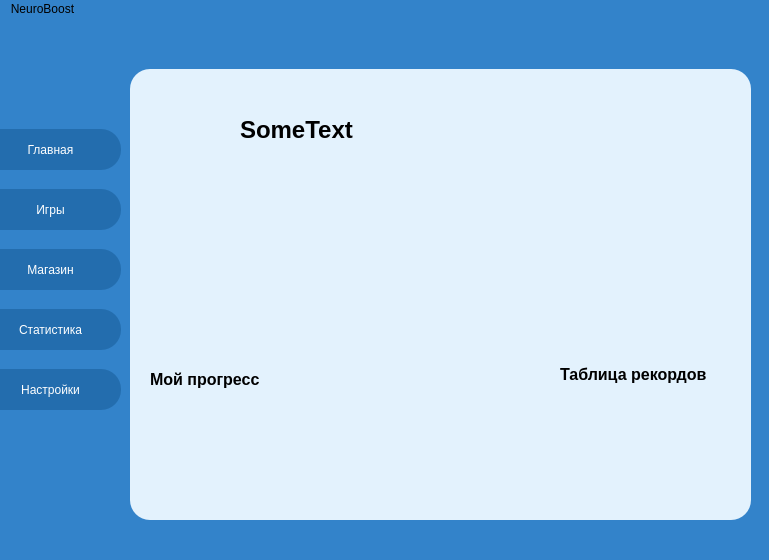
The window that MainWin/mainwindow.ui (1Creech12/NeuroBoost) describes before a commit, drawn with Qt 5.
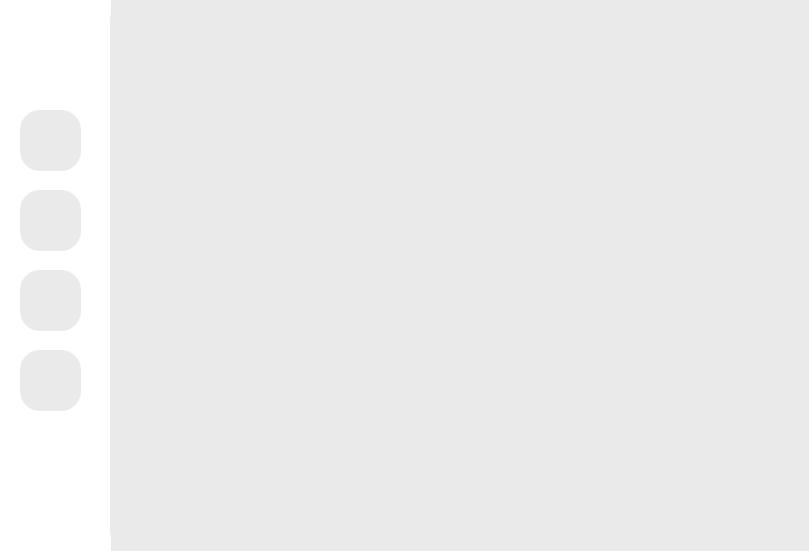
The same window after the commit. Icons and pictures are not drawn.

The edit to the form file:
```diff
--- a/MainWin/mainwindow.ui
+++ b/MainWin/mainwindow.ui
@@ -6,263 +6,194 @@
    <rect>
     <x>0</x>
     <y>0</y>
-    <width>769</width>
-    <height>560</height>
+    <width>809</width>
+    <height>551</height>
    </rect>
   </property>
   <property name="windowTitle">
    <string>MainWindow</string>
   </property>
   <property name="styleSheet">
-   <string notr="true">background-color: rgb(51, 131, 202);</string>
+   <string notr="true">background-color: rgb(234, 234, 234);
+border-radius: 20px;</string>
   </property>
   <widget class="QWidget" name="centralwidget">
-   <widget class="QFrame" name="frame">
+   <widget class="QWidget" name="widget" native="true">
     <property name="geometry">
      <rect>
-      <x>130</x>
-      <y>50</y>
-      <width>621</width>
-      <height>451</height>
+      <x>0</x>
+      <y>0</y>
+      <width>111</width>
+      <height>591</height>
      </rect>
     </property>
     <property name="styleSheet">
-     <string notr="true">border-radius: 20px;
-color: rgb(0, 0, 0);
-background-color: rgb(227, 242, 253);</string>
+     <string notr="true">background-color: rgb(255, 255, 255);
+border-radius: 0px;</string>
     </property>
-    <property name="frameShape">
-     <enum>QFrame::Shape::StyledPanel</enum>
-    </property>
-    <property name="frameShadow">
-     <enum>QFrame::Shadow::Raised</enum>
-    </property>
-    <widget class="QListView" name="listView">
+    <widget class="QPushButton" name="btnHome">
      <property name="geometry">
       <rect>
-       <x>440</x>
-       <y>320</y>
-       <width>161</width>
-       <height>121</height>
-      </rect>
-     </property>
-    </widget>
-    <widget class="QLabel" name="label">
-     <property name="geometry">
-      <rect>
-       <x>110</x>
-       <y>40</y>
-       <width>211</width>
-       <height>41</height>
-      </rect>
-     </property>
-     <property name="font">
-      <font>
-       <pointsize>18</pointsize>
-       <bold>true</bold>
-       <stylestrategy>PreferDefault</stylestrategy>
-      </font>
-     </property>
-     <property name="text">
-      <string>SomeText</string>
-     </property>
-    </widget>
-    <widget class="QFrame" name="frame_2">
-     <property name="geometry">
-      <rect>
-       <x>60</x>
-       <y>30</y>
-       <width>41</width>
-       <height>41</height>
-      </rect>
-     </property>
-     <property name="frameShape">
-      <enum>QFrame::Shape::StyledPanel</enum>
-     </property>
-     <property name="frameShadow">
-      <enum>QFrame::Shadow::Raised</enum>
-     </property>
-    </widget>
-    <widget class="QListView" name="listView_2">
-     <property name="geometry">
-      <rect>
        <x>20</x>
-       <y>340</y>
-       <width>341</width>
-       <height>91</height>
-      </rect>
-     </property>
-    </widget>
-    <widget class="QLabel" name="label_2">
-     <property name="geometry">
-      <rect>
-       <x>20</x>
-       <y>290</y>
-       <width>211</width>
-       <height>41</height>
-      </rect>
-     </property>
-     <property name="font">
-      <font>
-       <pointsize>12</pointsize>
-       <bold>true</bold>
-      </font>
-     </property>
-     <property name="cursor">
-      <cursorShape>ArrowCursor</cursorShape>
-     </property>
-     <property name="text">
-      <string>Мой прогресс</string>
-     </property>
-    </widget>
-    <widget class="QLabel" name="label_3">
-     <property name="geometry">
-      <rect>
-       <x>430</x>
-       <y>290</y>
-       <width>191</width>
-       <height>31</height>
-      </rect>
-     </property>
-     <property name="font">
-      <font>
-       <pointsize>12</pointsize>
-       <bold>true</bold>
-      </font>
-     </property>
-     <property name="text">
-      <string>Таблица рекордов</string>
-     </property>
-    </widget>
-   </widget>
-   <widget class="QPushButton" name="pushButton">
-    <property name="geometry">
-     <rect>
-      <x>-20</x>
       <y>110</y>
-      <width>141</width>
-      <height>41</height>
+       <width>61</width>
+       <height>61</height>
      </rect>
     </property>
     <property name="cursor">
      <cursorShape>PointingHandCursor</cursorShape>
     </property>
     <property name="styleSheet">
-     <string notr="true">border-radius: 20px;
-background-color: rgb(35, 109, 174);
-color: rgb(255, 255, 255);
-font: 600 9pt &quot;Segoe UI&quot;;</string>
+      <string notr="true">background-color: rgb(234, 234, 234);
+border-radius:20px;</string>
     </property>
     <property name="text">
-     <string>Главная</string>
-    </property>
-   </widget>
-   <widget class="QPushButton" name="pushButton_2">
-    <property name="geometry">
-     <rect>
-      <x>-20</x>
-      <y>170</y>
-      <width>141</width>
-      <height>41</height>
-     </rect>
-    </property>
-    <property name="cursor">
-     <cursorShape>PointingHandCursor</cursorShape>
-    </property>
-    <property name="styleSheet">
-     <string notr="true">border-radius: 20px;
-background-color: rgb(35, 109, 174);
-color: rgb(255, 255, 255);
-font: 600 9pt &quot;Segoe UI&quot;;</string>
-    </property>
-    <property name="text">
-     <string>Игры</string>
-    </property>
-   </widget>
-   <widget class="QPushButton" name="pushButton_3">
+      <string/>
+     </property>
+     <property name="icon">
+      <iconset resource="resource.qrc">
+       <normaloff>:/new/icons/icons/House-1--Streamline-Ultimate.png</normaloff>:/new/icons/icons/House-1--Streamline-Ultimate.png</iconset>
+     </property>
+     <property name="iconSize">
+      <size>
+       <width>30</width>
+       <height>30</height>
+      </size>
+     </property>
+     <property name="checkable">
+      <bool>true</bool>
+     </property>
+    </widget>
+    <widget class="QPushButton" name="btnGames">
     <property name="geometry">
      <rect>
-      <x>-20</x>
-      <y>230</y>
-      <width>141</width>
-      <height>41</height>
+       <x>20</x>
+       <y>190</y>
+       <width>61</width>
+       <height>61</height>
      </rect>
     </property>
     <property name="cursor">
      <cursorShape>PointingHandCursor</cursorShape>
     </property>
     <property name="styleSheet">
-     <string notr="true">border-radius: 20px;
-background-color: rgb(35, 109, 174);
-color: rgb(255, 255, 255);
-font: 600 9pt &quot;Segoe UI&quot;;</string>
+      <string notr="true">background-color: rgb(234, 234, 234);
+border-radius:20px;</string>
     </property>
     <property name="text">
-     <string>Магазин</string>
-    </property>
-   </widget>
-   <widget class="QPushButton" name="pushButton_4">
+      <string/>
+     </property>
+     <property name="icon">
+      <iconset resource="resource.qrc">
+       <normaloff>:/new/icons/icons/Xbox-Controller--Streamline-Ultimate.png</normaloff>:/new/icons/icons/Xbox-Controller--Streamline-Ultimate.png</iconset>
+     </property>
+     <property name="iconSize">
+      <size>
+       <width>30</width>
+       <height>30</height>
+      </size>
+     </property>
+     <property name="checkable">
+      <bool>true</bool>
+     </property>
+    </widget>
+    <widget class="QPushButton" name="btnShop">
     <property name="geometry">
      <rect>
-      <x>-20</x>
-      <y>290</y>
-      <width>141</width>
-      <height>41</height>
+       <x>20</x>
+       <y>270</y>
+       <width>61</width>
+       <height>61</height>
      </rect>
     </property>
     <property name="cursor">
      <cursorShape>PointingHandCursor</cursorShape>
     </property>
     <property name="styleSheet">
-     <string notr="true">border-radius: 20px;
-background-color: rgb(35, 109, 174);
-color: rgb(255, 255, 255);
-font: 600 9pt &quot;Segoe UI&quot;;</string>
+      <string notr="true">background-color: rgb(234, 234, 234);
+border-radius:20px;</string>
     </property>
     <property name="text">
-     <string>Статистика</string>
-    </property>
-   </widget>
-   <widget class="QPushButton" name="pushButton_5">
+      <string/>
+     </property>
+     <property name="icon">
+      <iconset resource="resource.qrc">
+       <normaloff>:/new/icons/icons/Shopping-Cart--Streamline-Ultimate.png</normaloff>:/new/icons/icons/Shopping-Cart--Streamline-Ultimate.png</iconset>
+     </property>
+     <property name="iconSize">
+      <size>
+       <width>30</width>
+       <height>30</height>
+      </size>
+     </property>
+     <property name="checkable">
+      <bool>true</bool>
+     </property>
+    </widget>
+    <widget class="QPushButton" name="btnSettings">
     <property name="geometry">
      <rect>
-      <x>-20</x>
+       <x>20</x>
       <y>350</y>
-      <width>141</width>
-      <height>41</height>
+       <width>61</width>
+       <height>61</height>
      </rect>
     </property>
     <property name="cursor">
      <cursorShape>PointingHandCursor</cursorShape>
     </property>
     <property name="styleSheet">
-     <string notr="true">border-radius: 20px;
-background-color: rgb(35, 109, 174);
-color: rgb(255, 255, 255);
-font: 600 9pt &quot;Segoe UI&quot;;</string>
+      <string notr="true">background-color: rgb(234, 234, 234);
+border-radius:20px;</string>
     </property>
     <property name="text">
-     <string>Настройки</string>
-    </property>
-   </widget>
-  </widget>
-  <widget class="QMenuBar" name="menubar">
+      <string/>
+     </property>
+     <property name="icon">
+      <iconset resource="resource.qrc">
+       <normaloff>:/new/icons/icons/Cog--Streamline-Ultimate.png</normaloff>:/new/icons/icons/Cog--Streamline-Ultimate.png</iconset>
+     </property>
+     <property name="iconSize">
+      <size>
+       <width>30</width>
+       <height>30</height>
+      </size>
+     </property>
+     <property name="checkable">
+      <bool>true</bool>
+     </property>
+    </widget>
+    <widget class="QLabel" name="label">
+     <property name="geometry">
+      <rect>
+       <x>20</x>
+       <y>20</y>
+       <width>61</width>
+       <height>51</height>
+      </rect>
+     </property>
+     <property name="text">
+      <string/>
+     </property>
+     <property name="pixmap">
+      <pixmap resource="resource.qrc">:/new/logo/logo/logo.png</pixmap>
+     </property>
+     <property name="scaledContents">
+      <bool>true</bool>
+     </property>
+    </widget>
+   </widget>
+   <widget class="QStackedWidget" name="stackedWidget">
    <property name="geometry">
     <rect>
-     <x>0</x>
+      <x>110</x>
      <y>0</y>
-     <width>769</width>
-     <height>25</height>
-    </rect>
-   </property>
-   <widget class="QMenu" name="menuNeuroBoot">
-    <property name="title">
-     <string>NeuroBoost</string>
-    </property>
+      <width>701</width>
+      <height>551</height>
+     </rect>
+    </property>
    </widget>
-   <addaction name="menuNeuroBoot"/>
   </widget>
-  <widget class="QStatusBar" name="statusbar"/>
  </widget>
  <resources/>
  <connections/>
```
Left out of the diff: 4 changed lines with no effect on the pictures. Lines whose indentation alone changed are shown as unchanged.
